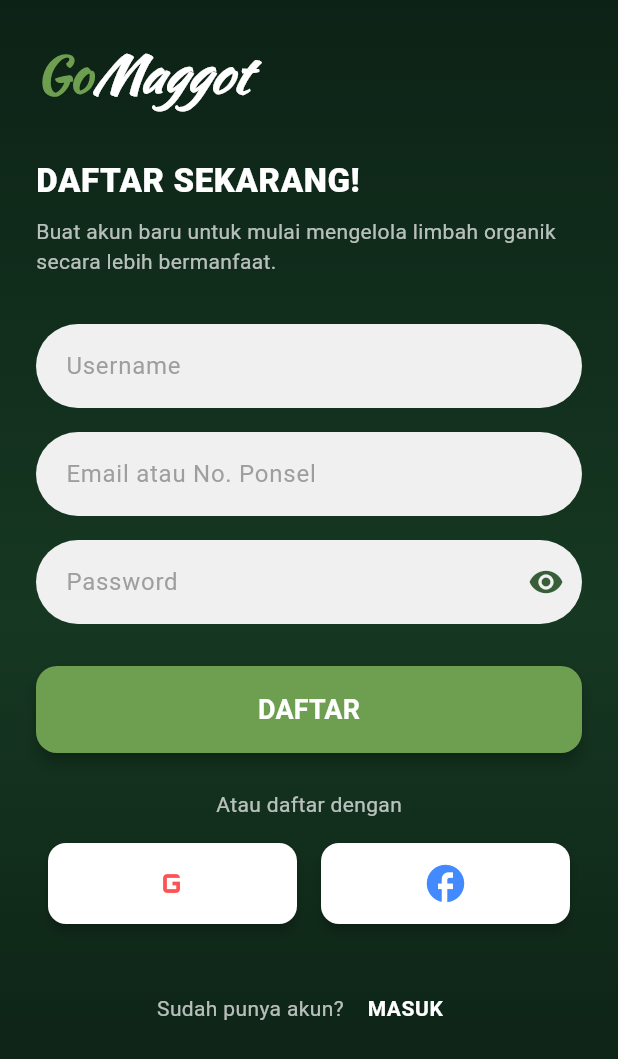
After one commit to ameliawaruwu/Go-Maggot-Flutter, a Flutter app: the screen it shows after launch, after a tap on "Daftar di sini", on a phone screen of 412 x 824 dp. The commit adds this screen. Shown: the top 1059 px of the screen. Run offline on Flutter 3.47's test engine with Material 3 defaults, Android fonts, the phone set to English and light mode, and no system bars.

Commit message:
register login sudah diupdate

```diff
--- a/lib/login.dart
+++ b/lib/login.dart
@@ -2,6 +2,7 @@
 import 'main.dart';
 import 'home_page.dart';
 import 'forgot_password_screen.dart';
+import 'register.dart';
 
 const String appName = 'GoMaggot';
 const Color primaryDarkGreen = Color(0xFF385E39);
@@ -49,14 +50,14 @@
     super.dispose();
   }
 
-
   @override
   Widget build(BuildContext context) {
     return Scaffold(
       backgroundColor: primaryDarkGreen,
       body: SafeArea(
         child: SingleChildScrollView(
-          padding: const EdgeInsets.symmetric(horizontal: 24.0, vertical: 32.0),
+          padding:
+              const EdgeInsets.symmetric(horizontal: 24.0, vertical: 32.0),
           child: Column(
             crossAxisAlignment: CrossAxisAlignment.stretch,
             children: <Widget>[
@@ -117,12 +118,13 @@
                 hintText: 'Password',
                 prefixIcon: Icons.lock_outline,
                 isPassword: _isPasswordHidden,
-                suffixIcon: _isPasswordHidden ? Icons.visibility : Icons.visibility_off,
+                suffixIcon:
+                    _isPasswordHidden ? Icons.visibility : Icons.visibility_off,
                 onSuffixIconTap: () {
                   setState(() {
                     _isPasswordHidden = !_isPasswordHidden;
                   });
-                }
+                },
               ),
               const SizedBox(height: 8.0),
 
@@ -143,7 +145,8 @@
                           },
                           checkColor: primaryDarkGreen,
                           activeColor: Colors.white,
-                          side: const BorderSide(color: Colors.white, width: 2),
+                          side: const BorderSide(
+                              color: Colors.white, width: 2),
                         ),
                       ),
                       const SizedBox(width: 8.0),
@@ -158,7 +161,8 @@
                       Navigator.push(
                         context,
                         MaterialPageRoute(
-                          builder: (context) => const ForgotPasswordScreen(),
+                          builder: (context) =>
+                              const ForgotPasswordScreen(),
                         ),
                       );
                     },
@@ -175,7 +179,8 @@
                 onPressed: () => _attemptLogin(context),
                 style: ElevatedButton.styleFrom(
                   backgroundColor: accentLightGreen,
-                  padding: const EdgeInsets.symmetric(vertical: 16.0),
+                  padding:
+                      const EdgeInsets.symmetric(vertical: 16.0),
                   shape: RoundedRectangleBorder(
                     borderRadius: BorderRadius.circular(8.0),
                   ),
@@ -201,40 +206,52 @@
               const SizedBox(height: 16.0),
 
               // Tombol Google & Facebook
-            Row(
+              Row(
                 mainAxisAlignment: MainAxisAlignment.spaceEvenly,
                 children: <Widget>[
                   _buildSocialButton(
                     icon: Icons.g_mobiledata,
                     color: const Color.fromARGB(255, 94, 29, 29),
                   ),
-
                   _buildSocialButton(
                     icon: Icons.facebook,
-                    color: Colors.blue[800]!,
+                    color: Colors.blueAccent,
                   ),
                 ],
               ),
               const SizedBox(height: 40.0),
 
+              // >>> REVISI: "Belum punya akun? Daftar di sini" bisa diklik <<<
               Center(
-                child: RichText(
-                  text: TextSpan(
-                    style: const TextStyle(
-                      fontSize: 14,
-                      color: Colors.white,
+                child: Row(
+                  mainAxisAlignment: MainAxisAlignment.center,
+                  children: [
+                    const Text(
+                      'Belum punya akun? ',
+                      style: TextStyle(
+                        fontSize: 14,
+                        color: Colors.white,
+                      ),
                     ),
-                    children: <TextSpan>[
-                      const TextSpan(text: 'Belum punya akun? '),
-                      TextSpan(
-                        text: 'Daftar di sini',
+                    TextButton(
+                      onPressed: () {
+                        Navigator.push(
+                          context,
+                          MaterialPageRoute(
+                            builder: (_) => const RegisterScreen(),
+                          ),
+                        );
+                      },
+                      child: const Text(
+                        'Daftar di sini',
                         style: TextStyle(
+                          fontSize: 14,
                           fontWeight: FontWeight.bold,
                           color: accentLightGreen,
                         ),
                       ),
-                    ],
-                  ),
+                    ),
+                  ],
                 ),
               ),
             ],
@@ -265,19 +282,23 @@
           hintText: hintText,
           hintStyle: const TextStyle(color: Colors.grey),
           border: InputBorder.none,
-          contentPadding: const EdgeInsets.symmetric(vertical: 16.0),
-
+          contentPadding:
+              const EdgeInsets.symmetric(vertical: 16.0),
           prefixIcon: Padding(
-            padding: const EdgeInsets.only(left: 16.0, right: 8.0),
+            padding:
+                const EdgeInsets.only(left: 16.0, right: 8.0),
             child: Icon(prefixIcon, color: Colors.grey),
           ),
-
           suffixIcon: suffixIcon != null
               ? GestureDetector(
                   onTap: onSuffixIconTap,
                   child: Padding(
-                    padding: const EdgeInsets.only(right: 16.0),
-                    child: Icon(suffixIcon, color: primaryDarkGreen),
+                    padding:
+                        const EdgeInsets.only(right: 16.0),
+                    child: Icon(
+                      suffixIcon,
+                      color: primaryDarkGreen,
+                    ),
                   ),
                 )
               : null,
@@ -292,12 +313,14 @@
   }) {
     return Expanded(
       child: Padding(
-        padding: const EdgeInsets.symmetric(horizontal: 8.0),
+        padding:
+            const EdgeInsets.symmetric(horizontal: 8.0),
         child: ElevatedButton(
           onPressed: () {},
           style: ElevatedButton.styleFrom(
             backgroundColor: Colors.white,
-            padding: const EdgeInsets.symmetric(vertical: 12.0),
+            padding:
+                const EdgeInsets.symmetric(vertical: 12.0),
             shape: RoundedRectangleBorder(
               borderRadius: BorderRadius.circular(8.0),
             ),
--- a/lib/main.dart
+++ b/lib/main.dart
@@ -8,6 +8,7 @@
 import 'pembayaran.dart';
 import 'feedback.dart';
 import 'home_page.dart';
+import 'register.dart';
 
 // Route
 const String LoginRoute = '/';
@@ -18,6 +19,7 @@
 const String FeedbackRoute = '/feedback';
 const String HomeRoute = '/home';
 const String EdukasiRoute = '/edukasi';
+const String RegisterRoute = '/register';
 
 void main() {
   runApp(const MyApp());
@@ -42,6 +44,7 @@
 
       initialRoute: LoginRoute,
       routes: {
+        RegisterRoute: (context) => const RegisterScreen(),
         LoginRoute: (context) => const LoginScreen(),
         ProductRoute: (context) => const ProductPage(),
         CartRoute: (context) => const CartScreen(),
--- /dev/null
+++ b/lib/register.dart
@@ -0,0 +1,301 @@
+import 'package:flutter/material.dart';
+import 'login.dart' show LoginScreen, primaryDarkGreen, accentLightGreen;
+
+class RegisterScreen extends StatefulWidget {
+  const RegisterScreen({super.key});
+
+  @override
+  State<RegisterScreen> createState() => _RegisterScreenState();
+}
+
+class _RegisterScreenState extends State<RegisterScreen> {
+  final TextEditingController _usernameController = TextEditingController();
+  final TextEditingController _emailController    = TextEditingController();
+  final TextEditingController _passwordController = TextEditingController();
+
+  bool _isPasswordHidden = true;
+
+  static const LinearGradient _bgGradient = LinearGradient(
+    begin: Alignment.topCenter,
+    end: Alignment.bottomCenter,
+    colors: [
+      Color(0xFF0C2216),
+      Color(0xFF163822),
+      Color(0xFF0A1C12),
+    ],
+  );
+
+  void _attemptRegister(BuildContext context) {
+    final username = _usernameController.text.trim();
+    final email    = _emailController.text.trim();
+    final password = _passwordController.text.trim();
+
+    if (username.isEmpty || email.isEmpty || password.isEmpty) {
+      ScaffoldMessenger.of(context).showSnackBar(
+        const SnackBar(
+          content: Text('Semua field wajib diisi.'),
+          backgroundColor: Colors.red,
+        ),
+      );
+      return;
+    }
+
+    // Sementara langsung balik ke login.
+    Navigator.pushReplacement(
+      context,
+      MaterialPageRoute(builder: (_) => const LoginScreen()),
+    );
+  }
+
+  @override
+  void dispose() {
+    _usernameController.dispose();
+    _emailController.dispose();
+    _passwordController.dispose();
+    super.dispose();
+  }
+
+  @override
+  Widget build(BuildContext context) {
+    return Scaffold(
+      body: Container(
+        width: double.infinity,
+        height: double.infinity,
+        decoration: const BoxDecoration(gradient: _bgGradient),
+        child: SafeArea(
+          child: SingleChildScrollView(
+            padding: const EdgeInsets.symmetric(horizontal: 24, vertical: 24),
+            child: Column(
+              crossAxisAlignment: CrossAxisAlignment.stretch,
+              children: [
+                // LOGO GoMaggot
+                Align(
+                  alignment: Alignment.centerLeft,
+                  child: RichText(
+                    text: TextSpan(
+                      style: const TextStyle(
+                        fontSize: 34,
+                        fontWeight: FontWeight.bold,
+                        fontFamily: 'Kaushan Script',
+                        color: accentLightGreen,
+                      ),
+                      children: const [
+                        TextSpan(text: 'Go'),
+                        TextSpan(
+                          text: 'Maggot',
+                          style: TextStyle(
+                            color: Colors.white,
+                            fontStyle: FontStyle.italic,
+                            fontFamily: 'Kaushan Script',
+                          ),
+                        ),
+                      ],
+                    ),
+                  ),
+                ),
+
+                const SizedBox(height: 32),
+
+                const Text(
+                  'DAFTAR SEKARANG!',
+                  style: TextStyle(
+                    color: Colors.white,
+                    fontSize: 22,
+                    fontWeight: FontWeight.w800,
+                    letterSpacing: 0.4,
+                  ),
+                ),
+                const SizedBox(height: 8),
+                const Text(
+                  'Buat akun baru untuk mulai mengelola limbah '
+                  'organik secara lebih bermanfaat.',
+                  style: TextStyle(
+                    color: Colors.white70,
+                    fontSize: 14,
+                    height: 1.4,
+                  ),
+                ),
+
+                const SizedBox(height: 32),
+
+                _buildInputField(
+                  controller: _usernameController,
+                  hintText: 'Username',
+                  icon: Icons.person_outline,
+                ),
+                const SizedBox(height: 16),
+
+                _buildInputField(
+                  controller: _emailController,
+                  hintText: 'Email atau No. Ponsel',
+                  icon: Icons.email_outlined,
+                ),
+                const SizedBox(height: 16),
+
+                _buildInputField(
+                  controller: _passwordController,
+                  hintText: 'Password',
+                  icon: Icons.lock_outline,
+                  isPassword: _isPasswordHidden,
+                  suffixIcon: _isPasswordHidden
+                      ? Icons.visibility
+                      : Icons.visibility_off,
+                  onSuffixTap: () {
+                    setState(() {
+                      _isPasswordHidden = !_isPasswordHidden;
+                    });
+                  },
+                ),
+
+                const SizedBox(height: 28),
+
+                // TOMBOL DAFTAR
+                ElevatedButton(
+                  onPressed: () => _attemptRegister(context),
+                  style: ElevatedButton.styleFrom(
+                    backgroundColor: accentLightGreen,
+                    padding: const EdgeInsets.symmetric(vertical: 16),
+                    shape: RoundedRectangleBorder(
+                      borderRadius: BorderRadius.circular(14),
+                    ),
+                    elevation: 4,
+                  ),
+                  child: const Text(
+                    'DAFTAR',
+                    style: TextStyle(
+                      fontSize: 18,
+                      fontWeight: FontWeight.bold,
+                      color: Colors.white,
+                    ),
+                  ),
+                ),
+
+                const SizedBox(height: 24),
+
+                const Center(
+                  child: Text(
+                    'Atau daftar dengan',
+                    style: TextStyle(color: Colors.white70),
+                  ),
+                ),
+                const SizedBox(height: 16),
+
+                Row(
+                  mainAxisAlignment: MainAxisAlignment.spaceEvenly,
+                  children: [
+                    _buildSocialButton(
+                      icon: Icons.g_mobiledata,
+                      color: Colors.redAccent,
+                    ),
+                    _buildSocialButton(
+                      icon: Icons.facebook,
+                      color: Colors.blueAccent,
+                    ),
+                  ],
+                ),
+
+                const SizedBox(height: 32),
+
+                // Sudah punya akun? MASUK
+                Center(
+                  child: Row(
+                    mainAxisAlignment: MainAxisAlignment.center,
+                    children: [
+                      const Text(
+                        'Sudah punya akun? ',
+                        style: TextStyle(
+                          color: Colors.white70,
+                          fontSize: 14,
+                        ),
+                      ),
+                      TextButton(
+                        onPressed: () {
+                          Navigator.pushReplacement(
+                            context,
+                            MaterialPageRoute(
+                              builder: (_) => const LoginScreen(),
+                            ),
+                          );
+                        },
+                        child: const Text(
+                          'MASUK',
+                          style: TextStyle(
+                            color: Colors.white,
+                            fontWeight: FontWeight.bold,
+                            fontSize: 14,
+                            letterSpacing: 0.4,
+                          ),
+                        ),
+                      ),
+                    ],
+                  ),
+                ),
+              ],
+            ),
+          ),
+        ),
+      ),
+    );
+  }
+
+  Widget _buildInputField({
+    required TextEditingController controller,
+    required String hintText,
+    required IconData icon,
+    bool isPassword = false,
+    IconData? suffixIcon,
+    VoidCallback? onSuffixTap,
+  }) {
+    return Container(
+      decoration: BoxDecoration(
+        color: const Color(0xFFF0F0F0),
+        borderRadius: BorderRadius.circular(30),
+      ),
+      child: TextField(
+        controller: controller,
+        obscureText: isPassword,
+        style: const TextStyle(color: Colors.black),
+        decoration: InputDecoration(
+          hintText: hintText,
+          hintStyle: const TextStyle(color: Colors.grey),
+          border: InputBorder.none,
+          contentPadding:
+              const EdgeInsets.symmetric(horizontal: 20, vertical: 16),
+          suffixIcon: suffixIcon != null
+              ? IconButton(
+                  icon: Icon(suffixIcon, color: primaryDarkGreen),
+                  onPressed: onSuffixTap,
+                )
+              : null,
+        ),
+      ),
+    );
+  }
+
+  static Widget _buildSocialButton({
+    required IconData icon,
+    required Color color,
+  }) {
+    return Expanded(
+      child: Padding(
+        padding: const EdgeInsets.symmetric(horizontal: 8),
+        child: ElevatedButton(
+          onPressed: () {},
+          style: ElevatedButton.styleFrom(
+            backgroundColor: Colors.white,
+            padding: const EdgeInsets.symmetric(vertical: 12),
+            shape: RoundedRectangleBorder(
+              borderRadius: BorderRadius.circular(12),
+            ),
+            elevation: 3,
+          ),
+          child: Icon(
+            icon,
+            color: color,
+            size: 30,
+          ),
+        ),
+      ),
+    );
+  }
+}
```
